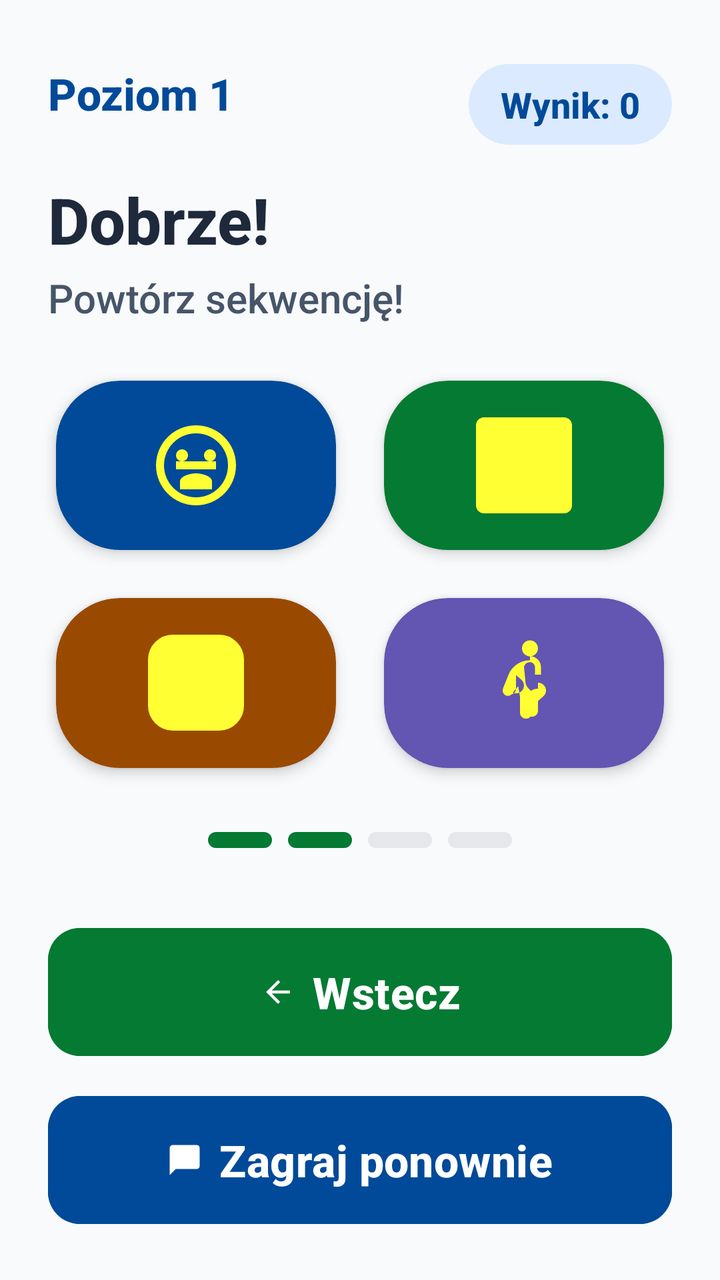
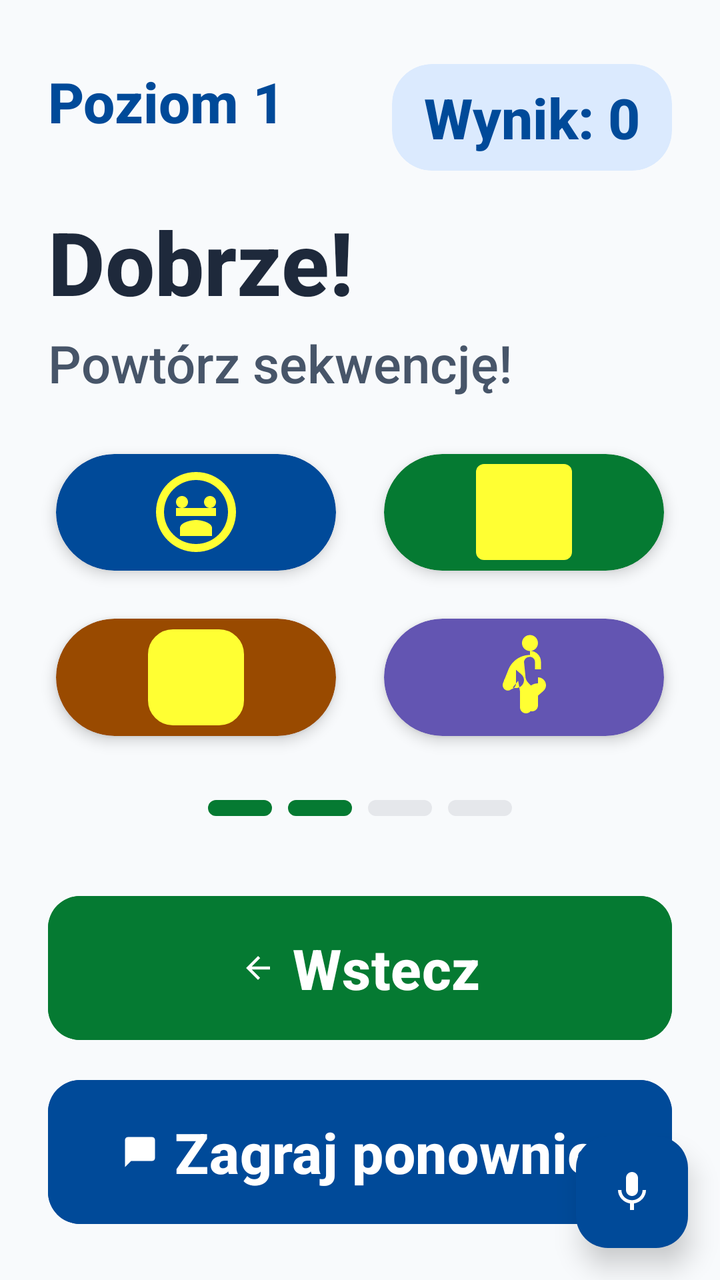

An Android layout rendered at two revisions. The XML below is the earlier revision; the diff shows what the commit changed to produce the second picture.
<!-- AndroidManifest.xml: application theme Theme.Fitnessapp -->
<!-- res/layout/activity_color_tap.xml -->
<?xml version="1.0" encoding="utf-8"?>
<androidx.constraintlayout.widget.ConstraintLayout xmlns:android="http://schemas.android.com/apk/res/android"
    xmlns:app="http://schemas.android.com/apk/res-auto"
    android:layout_width="match_parent"
    android:layout_height="match_parent"
    android:background="#F8FAFC">

    
    <LinearLayout
        android:id="@+id/header_stats"
        android:layout_width="match_parent"
        android:layout_height="wrap_content"
        android:paddingHorizontal="24dp"
        android:paddingTop="32dp"
        android:orientation="horizontal"
        app:layout_constraintTop_toTopOf="parent">

        <TextView
            android:id="@+id/tv_level"
            android:layout_width="0dp"
            android:layout_height="wrap_content"
            android:layout_weight="1"
            android:text="Poziom 1"
            android:textColor="#004A99"
            android:textSize="22sp"
            android:textStyle="bold" />

        <androidx.cardview.widget.CardView
            android:layout_width="wrap_content"
            android:layout_height="wrap_content"
            app:cardCornerRadius="20dp"
            app:cardElevation="0dp"
            app:cardBackgroundColor="#DBEAFE">
            <TextView
                android:id="@+id/tv_score"
                android:layout_width="wrap_content"
                android:layout_height="wrap_content"
                android:paddingHorizontal="16dp"
                android:paddingVertical="8dp"
                android:text="Wynik: 0"
                android:textColor="#004A99"
                android:textSize="18sp"
                android:textStyle="bold" />
        </androidx.cardview.widget.CardView>
    </LinearLayout>

    <TextView
        android:id="@+id/tv_title"
        android:layout_width="0dp"
        android:layout_height="wrap_content"
        android:layout_marginStart="24dp"
        android:layout_marginEnd="24dp"
        android:layout_marginTop="16dp"
        android:text="Dobrze!"
        android:textColor="#1E293B"
        android:textSize="32sp"
        android:textStyle="bold"
        app:layout_constraintStart_toStartOf="parent"
        app:layout_constraintEnd_toEndOf="parent"
        app:layout_constraintTop_toBottomOf="@id/header_stats" />

    <TextView
        android:id="@+id/tv_instruction"
        android:layout_width="0dp"
        android:layout_height="wrap_content"
        android:layout_marginStart="24dp"
        android:layout_marginEnd="24dp"
        android:layout_marginTop="4dp"
        android:text="Powtórz sekwencję!"
        android:textColor="#475569"
        android:textSize="20sp"
        android:fontFamily="sans-serif-medium"
        app:layout_constraintStart_toStartOf="parent"
        app:layout_constraintEnd_toEndOf="parent"
        app:layout_constraintTop_toBottomOf="@id/tv_title" />

    
    <LinearLayout
        android:id="@+id/container_grid"
        android:layout_width="match_parent"
        android:layout_height="0dp"
        android:layout_margin="16dp"
        android:orientation="vertical"
        app:layout_constraintTop_toBottomOf="@id/tv_instruction"
        app:layout_constraintBottom_toTopOf="@id/indicator_container">

        <LinearLayout
            android:layout_width="match_parent"
            android:layout_height="0dp"
            android:layout_weight="1"
            android:orientation="horizontal">

            <androidx.cardview.widget.CardView
                android:id="@+id/tile_1"
                android:layout_width="0dp"
                android:layout_height="match_parent"
                android:layout_weight="1"
                android:layout_margin="12dp"
                app:cardCornerRadius="32dp"
                app:cardElevation="4dp"
                app:cardBackgroundColor="#004A99">
                <ImageView
                    android:layout_width="48dp"
                    android:layout_height="48dp"
                    android:layout_gravity="center"
                    android:src="@drawable/ic_onboarding_2"
                    app:tint="#FFFFFF33" />
            </androidx.cardview.widget.CardView>

            <androidx.cardview.widget.CardView
                android:id="@+id/tile_2"
                android:layout_width="0dp"
                android:layout_height="match_parent"
                android:layout_weight="1"
                android:layout_margin="12dp"
                app:cardCornerRadius="32dp"
                app:cardElevation="4dp"
                app:cardBackgroundColor="#057A32">
                 <View
                    android:layout_width="48dp"
                    android:layout_height="48dp"
                    android:layout_gravity="center"
                    android:background="@drawable/bg_indicator_active"
                    android:backgroundTint="#FFFFFF33" />
            </androidx.cardview.widget.CardView>
        </LinearLayout>

        <LinearLayout
            android:layout_width="match_parent"
            android:layout_height="0dp"
            android:layout_weight="1"
            android:orientation="horizontal">

            <androidx.cardview.widget.CardView
                android:id="@+id/tile_3"
                android:layout_width="0dp"
                android:layout_height="match_parent"
                android:layout_weight="1"
                android:layout_margin="12dp"
                app:cardCornerRadius="32dp"
                app:cardElevation="4dp"
                app:cardBackgroundColor="#994A00">
                <View
                    android:layout_width="48dp"
                    android:layout_height="48dp"
                    android:layout_gravity="center"
                    android:background="@drawable/bg_checkbox_onboarding"
                    android:backgroundTint="#FFFFFF33" />
            </androidx.cardview.widget.CardView>

            <androidx.cardview.widget.CardView
                android:id="@+id/tile_4"
                android:layout_width="0dp"
                android:layout_height="match_parent"
                android:layout_weight="1"
                android:layout_margin="12dp"
                app:cardCornerRadius="32dp"
                app:cardElevation="4dp"
                app:cardBackgroundColor="#6355B2">
                <ImageView
                    android:layout_width="48dp"
                    android:layout_height="48dp"
                    android:layout_gravity="center"
                    android:src="@drawable/ic_onboarding_1"
                    app:tint="#FFFFFF33" />
            </androidx.cardview.widget.CardView>
        </LinearLayout>
    </LinearLayout>

    
    <LinearLayout
        android:id="@+id/indicator_container"
        android:layout_width="match_parent"
        android:layout_height="wrap_content"
        android:gravity="center"
        android:orientation="horizontal"
        android:layout_marginBottom="32dp"
        app:layout_constraintBottom_toTopOf="@id/btn_back_game">

        <View android:layout_width="32dp" android:layout_height="8dp" android:layout_margin="4dp" android:background="@drawable/bg_indicator_active" android:backgroundTint="#057A32" />
        <View android:layout_width="32dp" android:layout_height="8dp" android:layout_margin="4dp" android:background="@drawable/bg_indicator_active" android:backgroundTint="#057A32" />
        <View android:layout_width="32dp" android:layout_height="8dp" android:layout_margin="4dp" android:background="@drawable/bg_indicator_inactive" />
        <View android:layout_width="32dp" android:layout_height="8dp" android:layout_margin="4dp" android:background="@drawable/bg_indicator_inactive" />
    </LinearLayout>

    
    <Button
        android:id="@+id/btn_back_game"
        android:layout_width="match_parent"
        android:layout_height="72dp"
        android:layout_marginHorizontal="24dp"
        android:layout_marginBottom="12dp"
        android:backgroundTint="#057A32"
        android:text="Wstecz"
        android:textAllCaps="false"
        android:textColor="@color/white"
        android:textSize="22sp"
        android:fontFamily="sans-serif-medium"
        android:textStyle="bold"
        app:icon="@drawable/ic_back"
        app:iconGravity="textStart"
        app:iconTint="@color/white"
        app:cornerRadius="16dp"
        app:layout_constraintBottom_toTopOf="@id/btn_restart" />

    <Button
        android:id="@+id/btn_restart"
        android:layout_width="match_parent"
        android:layout_height="72dp"
        android:layout_marginHorizontal="24dp"
        android:layout_marginBottom="24dp"
        android:backgroundTint="#004A99"
        android:text="Zagraj ponownie"
        android:textAllCaps="false"
        android:textColor="@color/white"
        android:textSize="22sp"
        android:fontFamily="sans-serif-medium"
        android:textStyle="bold"
        app:icon="@drawable/ic_chat"
        app:iconGravity="textStart"
        app:iconTint="@color/white"
        app:cornerRadius="16dp"
        app:layout_constraintBottom_toBottomOf="parent" />

</androidx.constraintlayout.widget.ConstraintLayout>
<!-- resources referenced by this layout -->
<resources>
  <color name="white">#FFFFFFFF</color>
  <!-- drawable bg_checkbox_onboarding (drawable) -->
  <?xml version="1.0" encoding="utf-8"?>
  <selector xmlns:android="http://schemas.android.com/apk/res/android">
      <item android:state_checked="true">
          <shape>
              <solid android:color="#EBF2FF" />
              <stroke android:width="2dp" android:color="@color/blue_primary" />
              <corners android:radius="12dp" />
          </shape>
      </item>
      <item>
          <shape>
              <solid android:color="@color/white" />
              <stroke android:width="1dp" android:color="#E5E7EB" />
              <corners android:radius="12dp" />
          </shape>
      </item>
  </selector>
  <!-- drawable bg_indicator_active (drawable) -->
  <?xml version="1.0" encoding="utf-8"?>
  <shape xmlns:android="http://schemas.android.com/apk/res/android"
      android:shape="rectangle">
      <solid android:color="@color/blue_primary" />
      <corners android:radius="4dp" />
  </shape>
  <!-- drawable bg_indicator_inactive (drawable) -->
  <?xml version="1.0" encoding="utf-8"?>
  <shape xmlns:android="http://schemas.android.com/apk/res/android"
      android:shape="rectangle">
      <solid android:color="#E5E7EB" />
      <corners android:radius="4dp" />
  </shape>
  <!-- drawable ic_back (drawable) -->
  <vector xmlns:android="http://schemas.android.com/apk/res/android"
      android:width="24dp"
      android:height="24dp"
      android:viewportWidth="24"
      android:viewportHeight="24">
      <path
          android:fillColor="#000000"
          android:pathData="M20,11H7.83l5.59,-5.59L12,4l-8,8 8,8 1.41,-1.41L7.83,13H20v-2z"/>
  </vector>
  <!-- drawable ic_chat (drawable) -->
  <vector xmlns:android="http://schemas.android.com/apk/res/android"
      android:width="24dp"
      android:height="24dp"
      android:viewportWidth="24"
      android:viewportHeight="24">
      <path
          android:fillColor="#FF000000"
          android:pathData="M20,2H4C2.9,2 2,2.9 2,4V22L6,18H20C21.1,18 22,17.1 22,16V4C22,2.9 21.1,2 20,2Z" />
  </vector>
  <!-- drawable ic_onboarding_2 (drawable) -->
  <vector xmlns:android="http://schemas.android.com/apk/res/android"
      android:width="120dp"
      android:height="120dp"
      android:viewportWidth="24"
      android:viewportHeight="24">
      <path
          android:fillColor="@color/purple_icon"
          android:pathData="M12,2C6.48,2 2,6.48 2,12s4.48,10 10,10 10,-4.48 10,-10S17.52,2 12,2zm0,18c-4.41,0 -8,-3.59 -8,-8s3.59,-8 8,-8 8,3.59 8,8 -3.59,8 -8,8zm-5,-9h10v2H7zM12,14c-1.33,0 -4,0.67 -4,2v2h8v-2c0,-1.33 -2.67,-2 -4,-2zM8.5,8c0.83,0 1.5,0.67 1.5,1.5S9.33,11 8.5,11 7,10.33 7,9.5 7.67,8 8.5,8zm7,0c0.83,0 1.5,0.67 1.5,1.5s-0.67,1.5 -1.5,1.5 -1.5,-0.67 -1.5,-1.5 0.67,-1.5 1.5,-1.5z" />
  </vector>
  <style name="Theme.Fitnessapp" parent="Base.Theme.Fitnessapp" />
  <color name="blue_primary">#2563EB</color>
  <color name="green_icon">#059669</color>
  <color name="purple_icon">#7C3AED</color>
  <style name="Base.Theme.Fitnessapp" parent="Theme.Material3.Light.NoActionBar">
          
          <item name="android:fontFamily">sans-serif-medium</item>
          <item name="android:textAllCaps">false</item>
          <item name="android:textColor">#0F172A</item>
          <item name="android:windowBackground">#F8FAFC</item>
      </style>
  <!-- unchanged entries left out for length: 1 -->
</resources>

<!-- the commit's change to res/layout/activity_color_tap.xml (unified diff, before → after) -->
@@ -22,7 +22,7 @@
             android:layout_weight="1"
             android:text="Poziom 1"
             android:textColor="#004A99"
-            android:textSize="22sp"
+            android:textSize="28sp"
             android:textStyle="bold" />
 
         <androidx.cardview.widget.CardView
@@ -39,7 +39,7 @@
                 android:paddingVertical="8dp"
                 android:text="Wynik: 0"
                 android:textColor="#004A99"
-                android:textSize="18sp"
+                android:textSize="28sp"
                 android:textStyle="bold" />
         </androidx.cardview.widget.CardView>
     </LinearLayout>
@@ -53,7 +53,7 @@
         android:layout_marginTop="16dp"
         android:text="Dobrze!"
         android:textColor="#1E293B"
-        android:textSize="32sp"
+        android:textSize="44sp"
         android:textStyle="bold"
         app:layout_constraintStart_toStartOf="parent"
         app:layout_constraintEnd_toEndOf="parent"
@@ -68,7 +68,7 @@
         android:layout_marginTop="4dp"
         android:text="Powtórz sekwencję!"
         android:textColor="#475569"
-        android:textSize="20sp"
+        android:textSize="26sp"
         android:fontFamily="sans-serif-medium"
         app:layout_constraintStart_toStartOf="parent"
         app:layout_constraintEnd_toEndOf="parent"
@@ -187,14 +187,14 @@
     <Button
         android:id="@+id/btn_back_game"
         android:layout_width="match_parent"
-        android:layout_height="72dp"
+        android:layout_height="80dp"
         android:layout_marginHorizontal="24dp"
         android:layout_marginBottom="12dp"
         android:backgroundTint="#057A32"
         android:text="Wstecz"
         android:textAllCaps="false"
         android:textColor="@color/white"
-        android:textSize="22sp"
+        android:textSize="28sp"
         android:fontFamily="sans-serif-medium"
         android:textStyle="bold"
         app:icon="@drawable/ic_back"
@@ -206,14 +206,14 @@
     <Button
         android:id="@+id/btn_restart"
         android:layout_width="match_parent"
-        android:layout_height="72dp"
+        android:layout_height="80dp"
         android:layout_marginHorizontal="24dp"
         android:layout_marginBottom="24dp"
         android:backgroundTint="#004A99"
         android:text="Zagraj ponownie"
         android:textAllCaps="false"
         android:textColor="@color/white"
-        android:textSize="22sp"
+        android:textSize="28sp"
         android:fontFamily="sans-serif-medium"
         android:textStyle="bold"
         app:icon="@drawable/ic_chat"
@@ -222,4 +222,18 @@
         app:cornerRadius="16dp"
         app:layout_constraintBottom_toBottomOf="parent" />
 
+    <com.google.android.material.floatingactionbutton.FloatingActionButton
+        android:id="@+id/fab_mic"
+        android:layout_width="wrap_content"
+        android:layout_height="wrap_content"
+        android:layout_margin="16dp"
+        android:contentDescription="Nagrywanie głosu"
+        android:src="@drawable/ic_mic"
+        app:backgroundTint="#004A99"
+        app:tint="#FFFFFF"
+        app:fabSize="normal"
+        app:elevation="8dp"
+        app:layout_constraintBottom_toBottomOf="parent"
+        app:layout_constraintEnd_toEndOf="parent" />
+
 </androidx.constraintlayout.widget.ConstraintLayout>
<!-- resource entries referenced after the edit -->
@@ -53,6 +53,16 @@
           android:fillColor="#FF000000"
           android:pathData="M20,2H4C2.9,2 2,2.9 2,4V22L6,18H20C21.1,18 22,17.1 22,16V4C22,2.9 21.1,2 20,2Z" />
   </vector>
+  <!-- drawable ic_mic (drawable) -->
+  <vector xmlns:android="http://schemas.android.com/apk/res/android"
+      android:width="24dp"
+      android:height="24dp"
+      android:viewportWidth="24"
+      android:viewportHeight="24">
+      <path
+          android:fillColor="#1A5DFF"
+          android:pathData="M12,14c1.66,0 3,-1.34 3,-3V5c0,-1.66 -1.34,-3 -3,-3S9,3.34 9,5v6C9,12.66 10.34,14 12,14zM17.3,11c0,3 -2.54,5.1 -5.3,5.1S6.7,14 6.7,11H5c0,3.41 2.72,6.23 6,6.72V21h2v-3.28c3.28,-0.49 6,-3.31 6,-6.72H17.3z"/>
+  </vector>
   <!-- drawable ic_onboarding_2 (drawable) -->
   <vector xmlns:android="http://schemas.android.com/apk/res/android"
       android:width="120dp"
